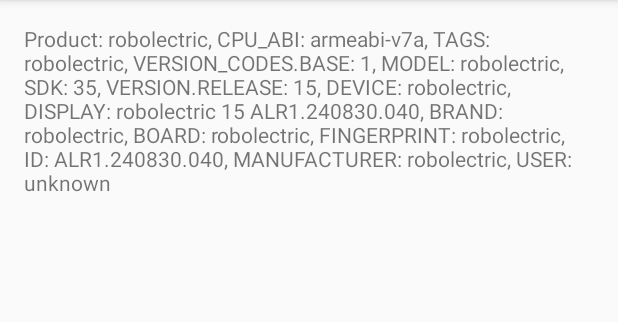
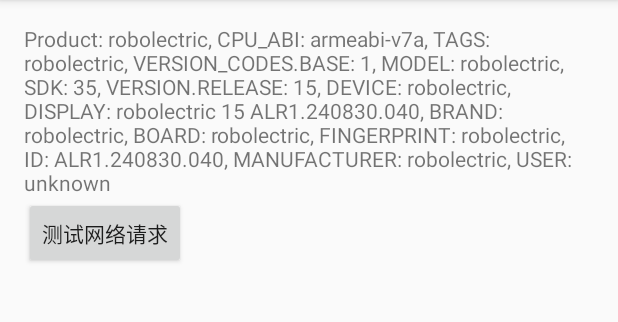
Before and after one commit to mirror5821/Woodpeckers, an Android app: the TestPhoneInfoActivity screen opened directly, with no data from a screen before it, on a phone screen of 412 x 824 dp, the part 84-406 px from its top. Run offline under Robolectric (Android 15) with nearby library versions, the phone set to English and light mode, and no system bars.

Commit message:
02160226

```diff
--- a/app/src/main/AndroidManifest.xml
+++ b/app/src/main/AndroidManifest.xml
@@ -16,6 +16,7 @@
         android:supportsRtl="true"
         android:theme="@style/AppTheme"
         android:name=".app.AppContext">
+
         <activity android:name=".activity.MainActivity" >
             <intent-filter>
                 <action android:name="android.intent.action.MAIN" />
@@ -30,6 +31,7 @@
         <activity android:name=".activity.TestPhoneInfoActivity"/>
         <activity android:name=".activity.TestSelectContactsActivity"/>
         <activity android:name=".activity.TestQQServiceActivity"/>
+        <activity android:name=".activity.TestNetActivity"/>
 
 
 
--- a/app/src/main/java/com/mirror/woodpecker/app/activity/BaseActivity.java
+++ b/app/src/main/java/com/mirror/woodpecker/app/activity/BaseActivity.java
@@ -1,13 +1,15 @@
 package com.mirror.woodpecker.app.activity;
 
 import android.os.Bundle;
+
+import com.mirror.woodpecker.app.model.Constants;
 
 import dev.mirror.library.android.activity.DevBaseActivity;
 
 /**
  * Created by mirror on 16/1/3.
  */
-public class BaseActivity extends DevBaseActivity {
+public class BaseActivity extends DevBaseActivity implements Constants{
     @Override
     protected void onCreate(Bundle savedInstanceState) {
         super.onCreate(savedInstanceState);
--- a/app/src/main/java/com/mirror/woodpecker/app/activity/MainActivity.java
+++ b/app/src/main/java/com/mirror/woodpecker/app/activity/MainActivity.java
@@ -14,7 +14,7 @@ public class MainActivity extends BaseActivity {
 
 //        startActivity(new Intent(MainActivity.this, MainTabActivity.class));
 //        startActivity(new Intent(MainActivity.this, TestCameraActivity.class));
-        startActivity(new Intent(MainActivity.this, TestRecyclerViewActivity.class));
+        startActivity(new Intent(MainActivity.this, TestNetActivity.class));
 //        startActivity(new Intent(MainActivity.this, TestPhoneInfoActivity.class));
 //        startActivity(new Intent(MainActivity.this, TestSelectContactsActivity.class));
 //        startActivity(new Intent(MainActivity.this, TestQQServiceActivity.class));
--- a/app/src/main/java/com/mirror/woodpecker/app/model/Constants.java
+++ b/app/src/main/java/com/mirror/woodpecker/app/model/Constants.java
@@ -27,18 +27,19 @@ public interface Constants {
     public final static int PAY_TYPE3 = 3;//支付入口3 //直接购买进入
 
 
-    //	public final static String BASE_URL = "http://192.168.0.210/LXYG/";
-    public final static String BASE_URL = "http://www.lexiangyungou.cn/LXYG/";
+//    public final static String BASE_URL = "http://192.168.0.156/index.php?s=/";
+    public final static String BASE_URL = "http://zmnyw.cn/index.php?s=/";
+//    public final static String BASE_URL = "http://www.lexiangyungou.cn/LXYG/";
+
+//    http://zmnyw.cn/index.php?s=/Home/Api/login
+//    http://zmnyw.cn/index.php?s=/Home/Api/register
 
     //正式上线用这个
     public static final String WECHAT_APP_ID = "wx2d2b54b6349d8ef7";
     public static final String WECHAT_SECRET = "d4624c36b6795d1d99dcf0547af5443d";
     public static final String WECHAT_VALUE = "android_pub";
 
-//	//测试上线用这个
-//	public static final String WECHAT_APP_ID = "wx9e721ab3631bd8bb";
-//	public static final String WECHAT_SECRET = "e1a4a71e1c2946b485df5d9da251b371";
-//	public static final String WECHAT_VALUE = "android_in_test";
+
 
     //地址
     public final static String LAT = "LAT";
@@ -64,10 +65,12 @@ public interface Constants {
 
 
     //请求都和地址
-    public final static String HOST_HEADER = BASE_URL+"app/user/";
-    public final static String HOST_IMG_HEADER = BASE_URL+"res/";
+    public final static String HOST_HEADER = BASE_URL+"Home/Api/";
+    public final static String HOST_IMG_HEADER = BASE_URL+"Home/Api/";
 
     public final static String ALIPAY_NOTIFY_URL = BASE_URL+"app/pay/alipayNotify";
+
+    public final static String LOGIN_TEST = "login";
 
     public final static String INDEX = "homePage1";//首页
     public final static String PRODUCT_LIST ="products";//产品列表
--- a/app/src/main/res/layout/activity_main.xml
+++ b/app/src/main/res/layout/activity_main.xml
@@ -1,12 +1,20 @@
 <?xml version="1.0" encoding="utf-8"?>
-<RelativeLayout xmlns:android="http://schemas.android.com/apk/res/android"
+<LinearLayout xmlns:android="http://schemas.android.com/apk/res/android"
     xmlns:tools="http://schemas.android.com/tools" android:layout_width="match_parent"
     android:layout_height="match_parent" android:paddingLeft="@dimen/activity_horizontal_margin"
     android:paddingRight="@dimen/activity_horizontal_margin"
     android:paddingTop="@dimen/activity_vertical_margin"
-    android:paddingBottom="@dimen/activity_vertical_margin" tools:context=".MainActivity">
+    android:paddingBottom="@dimen/activity_vertical_margin" tools:context=".MainActivity"
+    android:orientation="vertical">
 
     <TextView android:text="Hello World!" android:layout_width="wrap_content"
         android:layout_height="wrap_content"
         android:id="@+id/tv"/>
-</RelativeLayout>
+
+
+    <Button
+        android:id="@+id/btn"
+        android:layout_width="wrap_content"
+        android:layout_height="wrap_content"
+        android:text="测试网络请求"/>
+</LinearLayout>
```
Also changed, not shown: app/src/main/java/com/mirror/woodpecker/app/activity/TestNetActivity.java (+75 -4 lines).
